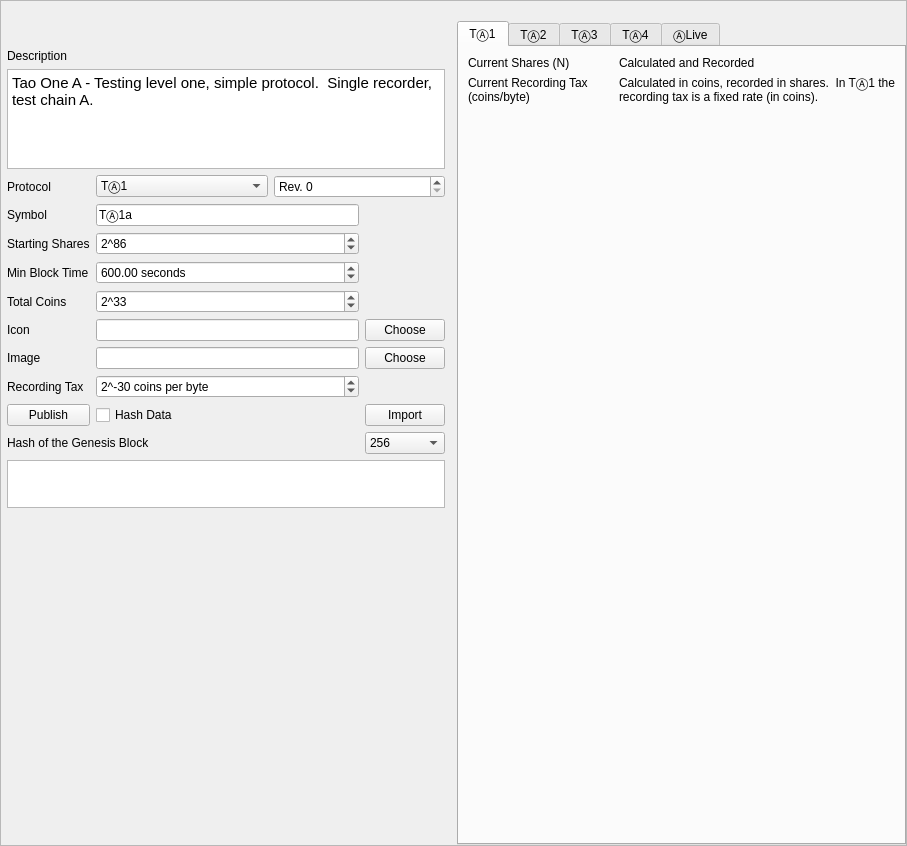
The window that apps/GenesisForm/genesisForm.ui (assignonward/aosuite) describes before a commit, drawn with Qt 5.
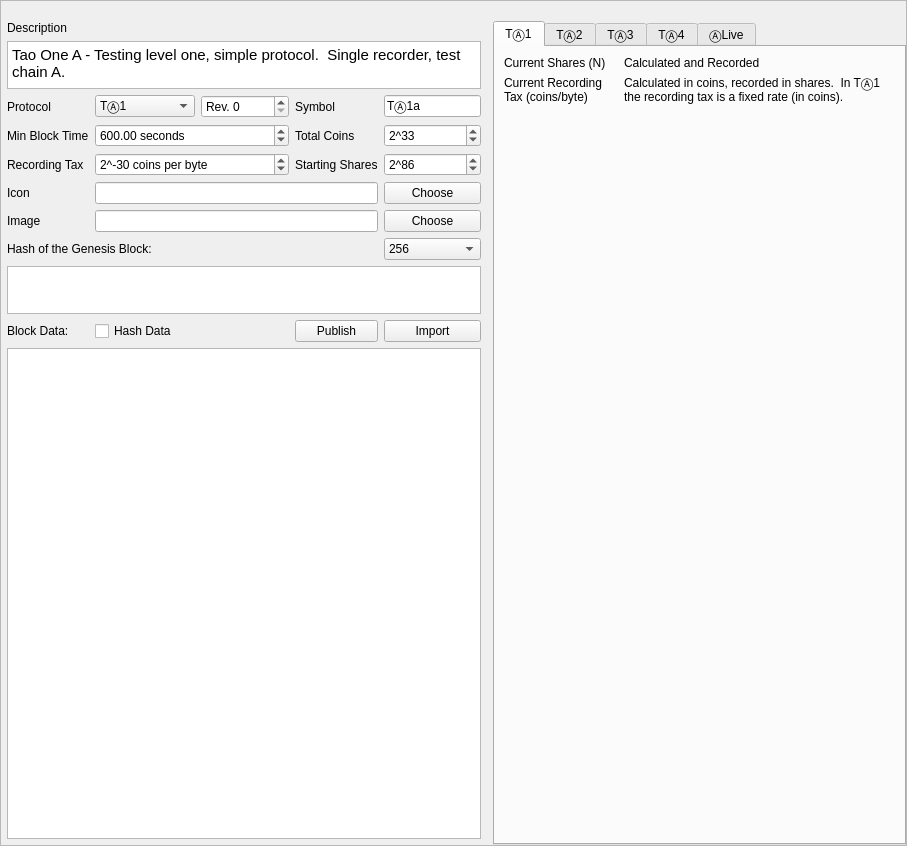
The same window after the commit. Icons and pictures are not drawn.

Patch:
```diff
--- a/apps/GenesisForm/genesisForm.ui
+++ b/apps/GenesisForm/genesisForm.ui
@@ -44,7 +44,7 @@
        <number>6</number>
       </property>
       <property name="topMargin">
-       <number>6</number>
+       <number>0</number>
       </property>
       <property name="rightMargin">
        <number>6</number>
@@ -52,74 +52,10 @@
       <property name="bottomMargin">
        <number>6</number>
       </property>
-      <item row="7" column="0">
-       <widget class="QLabel" name="label_4">
-        <property name="text">
-         <string>Total Coins</string>
-        </property>
-       </widget>
-      </item>
-      <item row="5" column="0">
-       <widget class="QLabel" name="label">
-        <property name="text">
-         <string>Starting Shares</string>
-        </property>
-       </widget>
-      </item>
-      <item row="6" column="1">
-       <widget class="QDoubleSpinBox" name="minBlockTime">
-        <property name="suffix">
-         <string> seconds</string>
-        </property>
-        <property name="maximum">
-         <double>604800.000000000000000</double>
-        </property>
-        <property name="value">
-         <double>600.000000000000000</double>
-        </property>
-       </widget>
-      </item>
-      <item row="1" column="0">
-       <widget class="QLabel" name="label_6">
-        <property name="text">
-         <string>Description</string>
-        </property>
-       </widget>
-      </item>
-      <item row="9" column="0">
-       <widget class="QLabel" name="label_11">
-        <property name="text">
-         <string>Image</string>
-        </property>
-       </widget>
-      </item>
-      <item row="7" column="1">
-       <widget class="QSpinBox" name="totalCoins">
-        <property name="prefix">
-         <string>2^</string>
-        </property>
-        <property name="minimum">
-         <number>7</number>
-        </property>
-        <property name="maximum">
-         <number>63</number>
-        </property>
-        <property name="value">
-         <number>33</number>
-        </property>
-       </widget>
-      </item>
-      <item row="8" column="0">
-       <widget class="QLabel" name="label_10">
-        <property name="text">
-         <string>Icon</string>
-        </property>
-       </widget>
-      </item>
-      <item row="0" column="0" colspan="3">
+      <item row="0" column="0" colspan="4">
        <layout class="QHBoxLayout" name="horizontalLayout_3">
         <property name="topMargin">
-         <number>22</number>
+         <number>0</number>
         </property>
         <item>
          <widget class="QLabel" name="label_3">
@@ -148,37 +84,146 @@
         </item>
        </layout>
       </item>
-      <item row="5" column="1">
-       <widget class="QSpinBox" name="startingShares">
-        <property name="prefix">
-         <string>2^</string>
-        </property>
-        <property name="minimum">
-         <number>7</number>
-        </property>
-        <property name="maximum">
-         <number>127</number>
-        </property>
-        <property name="value">
-         <number>86</number>
-        </property>
-       </widget>
-      </item>
-      <item row="6" column="0">
+      <item row="4" column="0">
        <widget class="QLabel" name="label_2">
         <property name="text">
          <string>Min Block Time</string>
         </property>
        </widget>
       </item>
-      <item row="8" column="2">
+      <item row="10" column="3">
+       <widget class="QPushButton" name="importGenesisBlock">
+        <property name="text">
+         <string>Import</string>
+        </property>
+       </widget>
+      </item>
+      <item row="6" column="3">
        <widget class="QPushButton" name="chooseIcon">
         <property name="text">
          <string>Choose</string>
         </property>
        </widget>
       </item>
-      <item row="2" column="0" colspan="3">
+      <item row="11" column="0" colspan="4">
+       <widget class="QPlainTextEdit" name="block">
+        <property name="font">
+         <font>
+          <family>Ubuntu Mono</family>
+         </font>
+        </property>
+       </widget>
+      </item>
+      <item row="5" column="1">
+       <widget class="QSpinBox" name="recordingTax">
+        <property name="suffix">
+         <string> coins per byte</string>
+        </property>
+        <property name="prefix">
+         <string>2^</string>
+        </property>
+        <property name="minimum">
+         <number>-63</number>
+        </property>
+        <property name="maximum">
+         <number>-1</number>
+        </property>
+        <property name="value">
+         <number>-30</number>
+        </property>
+       </widget>
+      </item>
+      <item row="4" column="1">
+       <widget class="QDoubleSpinBox" name="minBlockTime">
+        <property name="suffix">
+         <string> seconds</string>
+        </property>
+        <property name="maximum">
+         <double>604800.000000000000000</double>
+        </property>
+        <property name="value">
+         <double>600.000000000000000</double>
+        </property>
+       </widget>
+      </item>
+      <item row="1" column="0">
+       <widget class="QLabel" name="label_6">
+        <property name="text">
+         <string>Description</string>
+        </property>
+       </widget>
+      </item>
+      <item row="7" column="0">
+       <widget class="QLabel" name="label_11">
+        <property name="text">
+         <string>Image</string>
+        </property>
+       </widget>
+      </item>
+      <item row="6" column="0">
+       <widget class="QLabel" name="label_10">
+        <property name="text">
+         <string>Icon</string>
+        </property>
+       </widget>
+      </item>
+      <item row="3" column="0">
+       <widget class="QLabel" name="label_12">
+        <property name="text">
+         <string>Protocol</string>
+        </property>
+       </widget>
+      </item>
+      <item row="8" column="0" colspan="2">
+       <widget class="QLabel" name="label_18">
+        <property name="text">
+         <string>Hash of the Genesis Block:</string>
+        </property>
+       </widget>
+      </item>
+      <item row="4" column="3">
+       <widget class="QSpinBox" name="totalCoins">
+        <property name="prefix">
+         <string>2^</string>
+        </property>
+        <property name="minimum">
+         <number>7</number>
+        </property>
+        <property name="maximum">
+         <number>63</number>
+        </property>
+        <property name="value">
+         <number>33</number>
+        </property>
+       </widget>
+      </item>
+      <item row="8" column="3">
+       <widget class="QComboBox" name="hashType">
+        <item>
+         <property name="text">
+          <string>256</string>
+         </property>
+        </item>
+        <item>
+         <property name="text">
+          <string>512</string>
+         </property>
+        </item>
+        <item>
+         <property name="text">
+          <string>224s16</string>
+         </property>
+        </item>
+       </widget>
+      </item>
+      <item row="7" column="3">
+       <widget class="QPushButton" name="chooseImage">
+        <property name="text">
+         <string>Choose</string>
+        </property>
+       </widget>
+      </item>
+      <item row="2" column="0" colspan="4">
        <widget class="QTextEdit" name="description">
         <property name="sizePolicy">
          <sizepolicy hsizetype="Expanding" vsizetype="Expanding">
@@ -189,7 +234,7 @@
         <property name="maximumSize">
          <size>
           <width>16777215</width>
-          <height>100</height>
+          <height>48</height>
          </size>
         </property>
         <property name="html">
@@ -201,41 +246,23 @@
         </property>
        </widget>
       </item>
-      <item row="4" column="0">
-       <widget class="QLabel" name="label_5">
-        <property name="text">
-         <string>Symbol</string>
+      <item row="5" column="3">
+       <widget class="QSpinBox" name="startingShares">
+        <property name="prefix">
+         <string>2^</string>
         </property>
-       </widget>
-      </item>
-      <item row="9" column="1">
-       <widget class="QLineEdit" name="image"/>
-      </item>
-      <item row="4" column="1">
-       <widget class="QLineEdit" name="symbol">
-        <property name="text">
-         <string>TⒶ1a</string>
+        <property name="minimum">
+         <number>7</number>
         </property>
-       </widget>
-      </item>
-      <item row="8" column="1">
-       <widget class="QLineEdit" name="icon"/>
-      </item>
-      <item row="9" column="2">
-       <widget class="QPushButton" name="chooseImage">
-        <property name="text">
-         <string>Choose</string>
+        <property name="maximum">
+         <number>127</number>
         </property>
-       </widget>
-      </item>
-      <item row="3" column="0">
-       <widget class="QLabel" name="label_12">
-        <property name="text">
-         <string>Protocol</string>
+        <property name="value">
+         <number>86</number>
         </property>
        </widget>
       </item>
-      <item row="11" column="0">
+      <item row="10" column="2">
        <widget class="QPushButton" name="publishGenesisBlock">
         <property name="text">
          <string>Publish</string>
@@ -243,52 +270,69 @@
        </widget>
       </item>
       <item row="10" column="0">
+       <widget class="QLabel" name="label_19">
+        <property name="text">
+         <string>Block Data:</string>
+        </property>
+       </widget>
+      </item>
+      <item row="7" column="1" colspan="2">
+       <widget class="QLineEdit" name="image"/>
+      </item>
+      <item row="3" column="3">
+       <widget class="QLineEdit" name="symbol">
+        <property name="text">
+         <string>TⒶ1a</string>
+        </property>
+       </widget>
+      </item>
+      <item row="10" column="1">
+       <widget class="QCheckBox" name="hashData">
+        <property name="text">
+         <string>Hash Data</string>
+        </property>
+       </widget>
+      </item>
+      <item row="4" column="2">
+       <widget class="QLabel" name="label_4">
+        <property name="text">
+         <string>Total Coins</string>
+        </property>
+       </widget>
+      </item>
+      <item row="5" column="0">
        <widget class="QLabel" name="label_15">
         <property name="text">
          <string>Recording Tax</string>
         </property>
        </widget>
       </item>
-      <item row="10" column="1">
-       <widget class="QSpinBox" name="recordingTax">
-        <property name="suffix">
-         <string> coins per byte</string>
-        </property>
-        <property name="prefix">
-         <string>2^</string>
-        </property>
-        <property name="minimum">
-         <number>-63</number>
-        </property>
-        <property name="maximum">
-         <number>-1</number>
-        </property>
-        <property name="value">
-         <number>-30</number>
+      <item row="3" column="2">
+       <widget class="QLabel" name="label_5">
+        <property name="text">
+         <string>Symbol</string>
         </property>
        </widget>
       </item>
-      <item row="14" column="0">
-       <spacer name="verticalSpacer">
-        <property name="orientation">
-         <enum>Qt::Vertical</enum>
-        </property>
-        <property name="sizeHint" stdset="0">
+      <item row="9" column="0" colspan="4">
+       <widget class="QPlainTextEdit" name="hash">
+        <property name="maximumSize">
          <size>
-          <width>20</width>
-          <height>40</height>
+          <width>16777215</width>
+          <height>48</height>
          </size>
         </property>
-       </spacer>
-      </item>
-      <item row="11" column="2">
-       <widget class="QPushButton" name="importGenesisBlock">
-        <property name="text">
-         <string>Import</string>
+        <property name="font">
+         <font>
+          <family>Ubuntu Mono</family>
+         </font>
+        </property>
+        <property name="readOnly">
+         <bool>true</bool>
         </property>
        </widget>
       </item>
-      <item row="3" column="1" colspan="2">
+      <item row="3" column="1">
        <layout class="QHBoxLayout" name="horizontalLayout_4">
         <item>
          <widget class="QComboBox" name="protocol">
@@ -339,52 +383,16 @@
         </item>
        </layout>
       </item>
-      <item row="11" column="1">
-       <widget class="QCheckBox" name="hashData">
-        <property name="text">
-         <string>Hash Data</string>
-        </property>
-       </widget>
+      <item row="6" column="1" colspan="2">
+       <widget class="QLineEdit" name="icon"/>
       </item>
-      <item row="13" column="0" colspan="3">
-       <widget class="QPlainTextEdit" name="hash">
-        <property name="maximumSize">
-         <size>
-          <width>16777215</width>
-          <height>48</height>
-         </size>
-        </property>
-        <property name="readOnly">
-         <bool>true</bool>
-        </property>
-       </widget>
-      </item>
-      <item row="12" column="0" colspan="2">
-       <widget class="QLabel" name="label_18">
+      <item row="5" column="2">
+       <widget class="QLabel" name="label">
         <property name="text">
-         <string>Hash of the Genesis Block</string>
+         <string>Starting Shares</string>
         </property>
        </widget>
       </item>
-      <item row="12" column="2">
-       <widget class="QComboBox" name="hashType">
-        <item>
-         <property name="text">
-          <string>256</string>
-         </property>
-        </item>
-        <item>
-         <property name="text">
-          <string>512</string>
-         </property>
-        </item>
-        <item>
-         <property name="text">
-          <string>224s16</string>
-         </property>
-        </item>
-       </widget>
-      </item>
      </layout>
     </item>
     <item>
```
